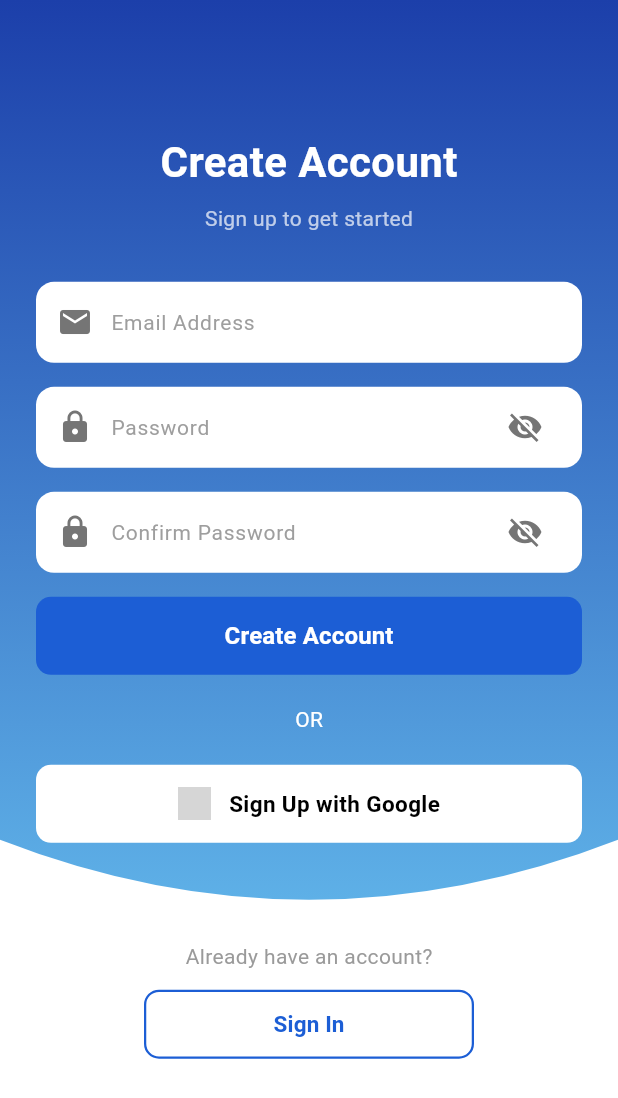
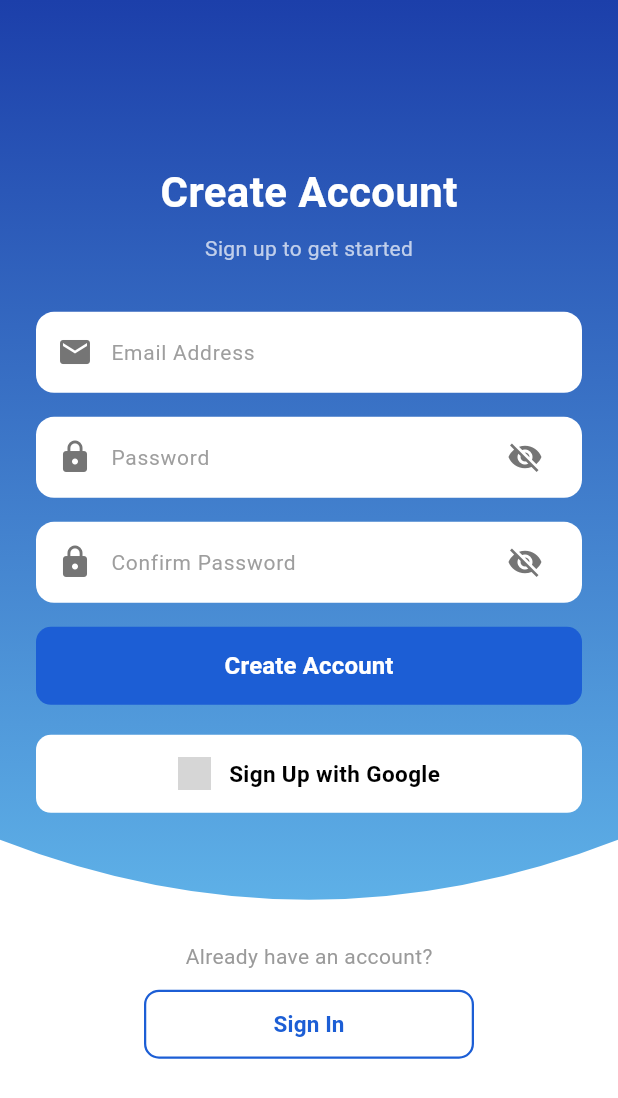
Before and after one commit to YourAfterSpace/YourAfterSpace_UI, a Flutter app: the SignUpPage screen opened directly, on a phone screen of 412 x 824 dp. Shown: the top 1098 px of the screen. Run offline on Flutter 3.47's test engine with Material 3 defaults, Android fonts, the phone set to English and light mode, and no system bars; missing offline and left inert: amplify_auth_cognito, amplify_flutter; network calls fail; statements that could not run were skipped; grey boxes are pictures that could not be loaded.

```diff
--- a/lib/auth/signup_page.dart
+++ b/lib/auth/signup_page.dart
@@ -208,16 +208,6 @@ class _SignUpPageState extends State<SignUpPage> {
                           ),
                         ),
 
-                              const SizedBox(height: 20,),
-
-                                Align(
-                          alignment: Alignment.center,
-
-                            child: const Text(
-                              "OR",
-                              style: TextStyle(color: Colors.white,),
-                            ),
-                          ),
 
                            const SizedBox(height: 20,),
                         /// GOOGLE SIGN UP
```
